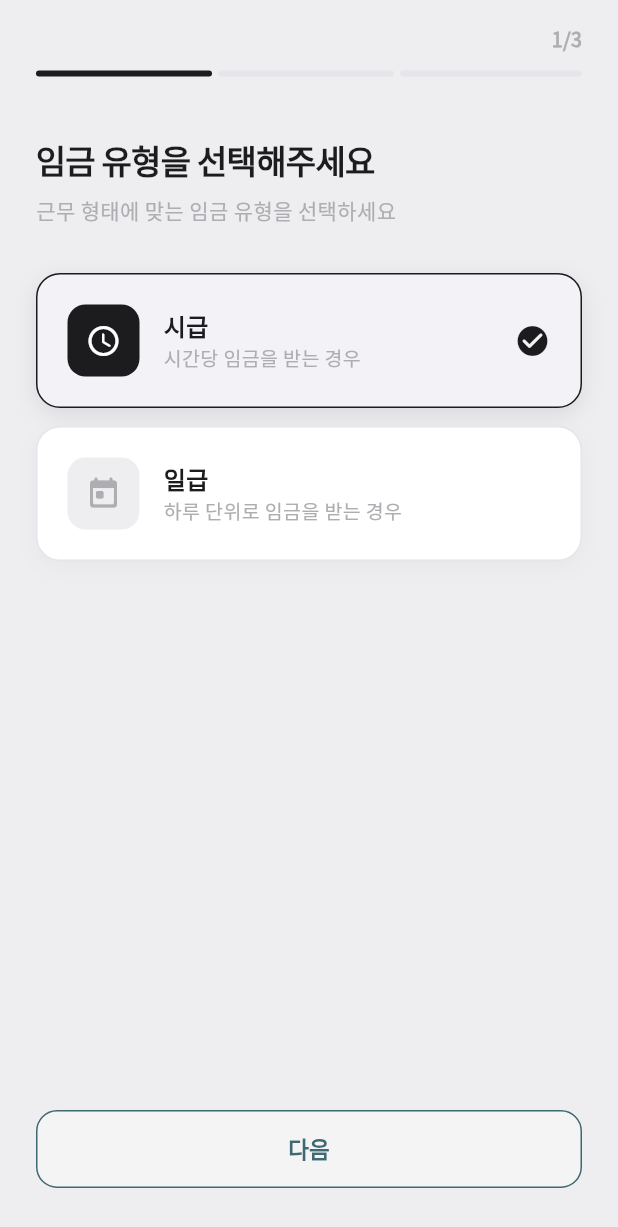
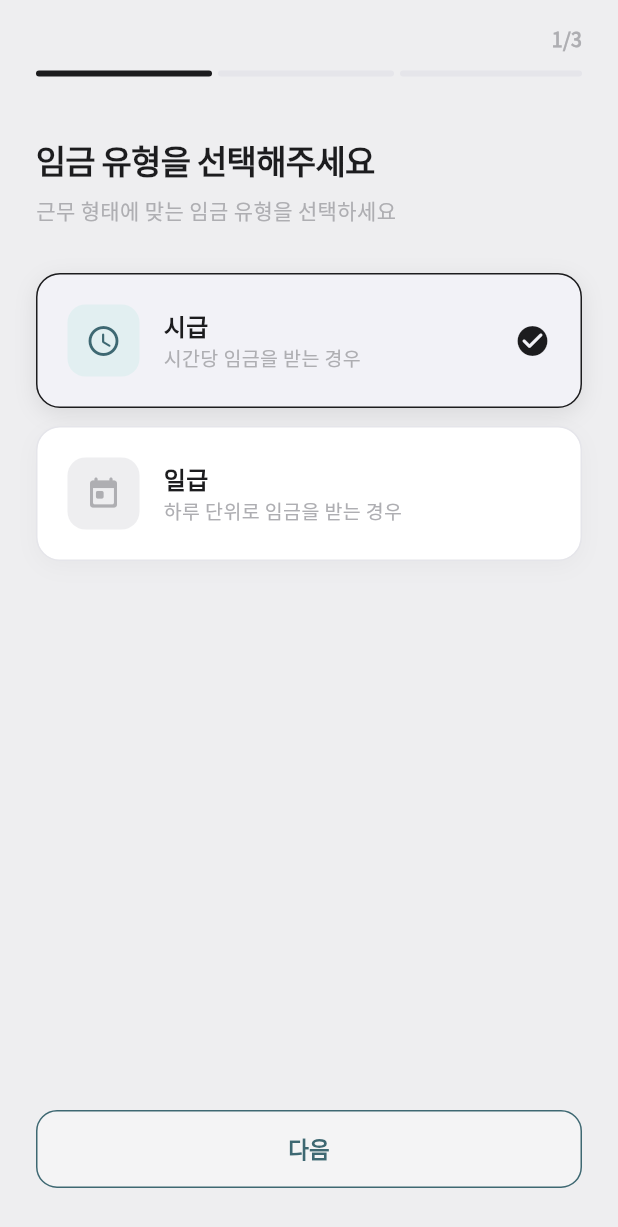
Before and after one commit to devcatch1212/anotherone, a Flutter app: the OnboardingScreen screen opened by its route, on a phone screen of 412 x 824 dp. Shown: the top 1227 px of the screen. Run offline on Flutter 3.47's test engine with Material 3 defaults, Android fonts, the phone set to English and light mode, and no system bars; our stand-ins replace dio, flutter_riverpod, flutter_secure_storage, geolocator, go_router, google_fonts and 4 more; accounts and stored records are empty; network calls fail.

Commit message:
design: 입력창 prefixIcon 및 임금유형 카드 선택 아이콘의 검정색 톤을 옅은 틸/그레이 톤으로 순화

```diff
--- a/apps/mobile/lib/core/theme/app_theme.dart
+++ b/apps/mobile/lib/core/theme/app_theme.dart
@@ -148,6 +148,7 @@ class AppTheme {
       inputDecorationTheme: InputDecorationTheme(
         filled: true,
         fillColor: AppColors.surface,
+        prefixIconColor: const Color(0xFF8E8E93),
         border: OutlineInputBorder(
           borderRadius: BorderRadius.circular(12),
           borderSide: const BorderSide(color: AppColors.border),
--- a/apps/mobile/lib/features/onboarding/presentation/onboarding_screen.dart
+++ b/apps/mobile/lib/features/onboarding/presentation/onboarding_screen.dart
@@ -296,11 +296,11 @@ class _OnboardingScreenState extends ConsumerState<OnboardingScreen> {
               width: 48,
               height: 48,
               decoration: BoxDecoration(
-                color: isSelected ? AppColors.primary : AppColors.bg,
+                color: isSelected ? const Color(0xFFE2EFF1) : AppColors.bg,
                 borderRadius: BorderRadius.circular(12),
               ),
               child: Icon(icon,
-                  color: isSelected ? Colors.white : AppColors.textMuted,
+                  color: isSelected ? const Color(0xFF3E6872) : AppColors.textMuted,
                   size: 24),
             ),
             const SizedBox(width: 16),
```
